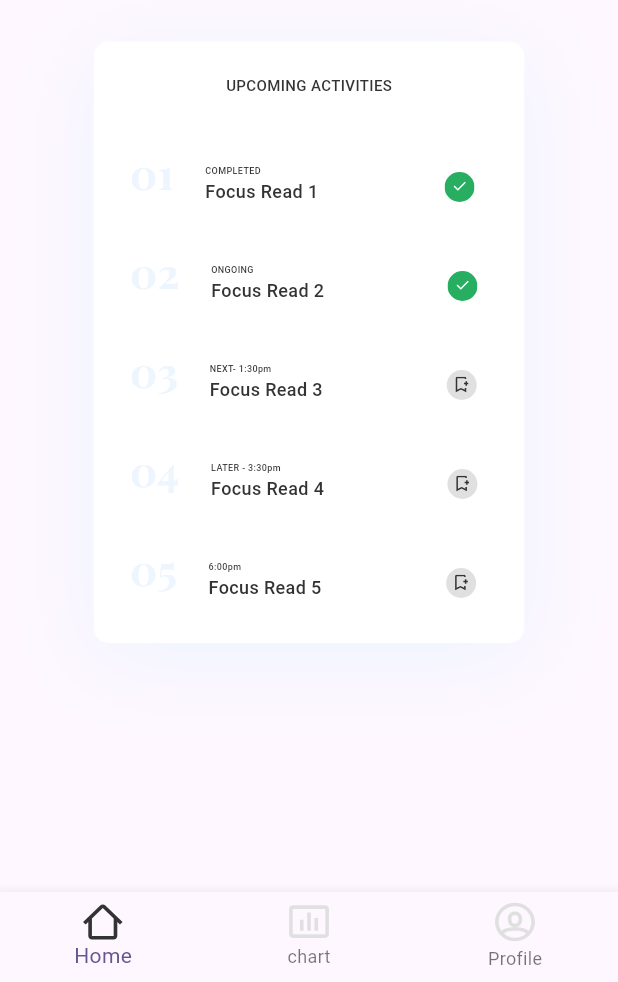
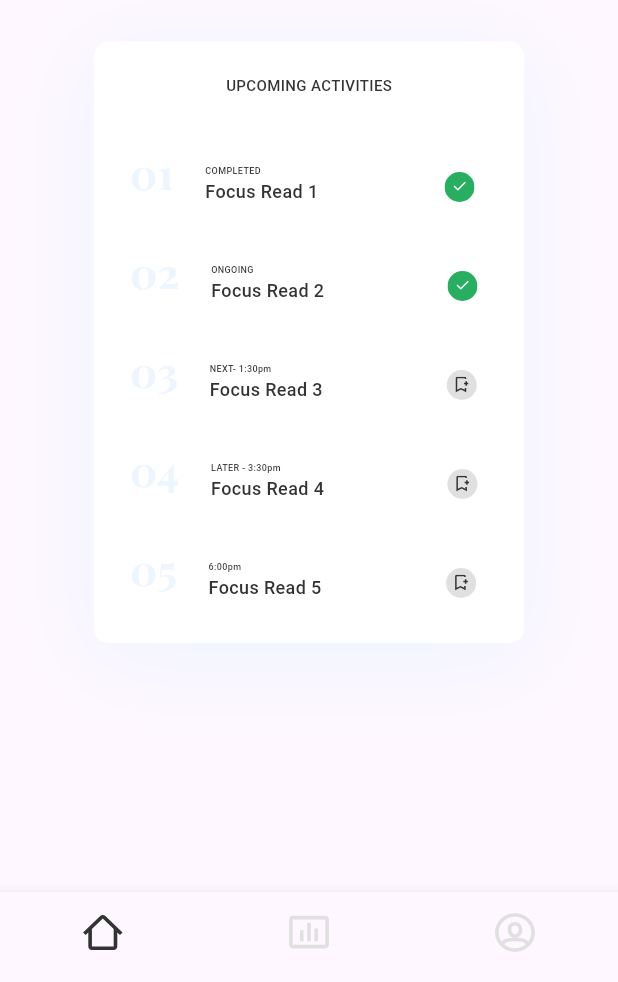
Before and after one commit to emjaycodes/STUDEASY-UI, a Flutter app: the HomeScreen screen opened by its route, on a phone screen of 412 x 824 dp, the part 254-1236 px from its top. Run offline on Flutter 3.47's test engine with Material 2 defaults, Android fonts, the phone set to English and light mode, and no system bars; our stand-ins replace flutter_svg, google_fonts.

```diff
--- a/lib/screens/home/home_screen.dart
+++ b/lib/screens/home/home_screen.dart
@@ -2,8 +2,10 @@ import 'package:flutter/material.dart';
 import 'package:flutter_svg/flutter_svg.dart';
 import 'package:google_fonts/google_fonts.dart';
 import 'package:study_app/core/assets.dart';
+import 'package:study_app/screens/home/home_screen_widgets/bottom_nav.dart';
 
 import '../../core/colors.dart';
+import 'home_screen_widgets/task_tile.dart';
 
 class HomeScreen extends StatefulWidget {
   HomeScreen({super.key});
@@ -15,7 +17,7 @@ class HomeScreen extends StatefulWidget {
 class _HomeScreenState extends State<HomeScreen> {
   @override
   Widget build(BuildContext context) {
-    var _selectedIndex = 0;
+
     return Scaffold(
       appBar: AppBar(
         title: const Text(
@@ -80,133 +82,77 @@ class _HomeScreenState extends State<HomeScreen> {
                         blurRadius: 50, // Blur radius
                         spreadRadius: 0,
                       )
-              ]
-              ),
+                    ]),
                 child: Column(
                   children: [
-                  const SizedBox(height: 22,),
-                  Text('UPCOMING ACTIVITIES', style: GoogleFonts.roboto(
+                    const SizedBox(
+                      height: 22,
+                    ),
+                    Text(
+                      'UPCOMING ACTIVITIES',
+                      style: GoogleFonts.roboto(
                         fontWeight: FontWeight.w500,
                         fontSize: 10,
                         color: AppColor.gray,
-                  ),),
-                  const SizedBox(height: 31,),
-                  TaskTile(num: '01', status: 'COMPLETED', task: 'Focus Read 1', icon: SvgPicture.asset(ImageAssets.tick),),
-                  TaskTile(num: '02', status: 'ONGOING', task: 'Focus Read 2', icon: SvgPicture.asset(ImageAssets.tick),),
-                  TaskTile(num: '03', status: 'NEXT- 1:30pm', task: 'Focus Read 3', icon: Container(
+                      ),
+                    ),
+                    const SizedBox(
+                      height: 31,
+                    ),
+                    TaskTile(
+                      num: '01',
+                      status: 'COMPLETED',
+                      task: 'Focus Read 1',
+                      icon: SvgPicture.asset(ImageAssets.tick),
+                    ),
+                    TaskTile(
+                      num: '02',
+                      status: 'ONGOING',
+                      task: 'Focus Read 2',
+                      icon: SvgPicture.asset(ImageAssets.tick),
+                    ),
+                    TaskTile(
+                      num: '03',
+                      status: 'NEXT- 1:30pm',
+                      task: 'Focus Read 3',
+                      icon: Container(
                           height: 20,
                           width: 20,
-                    decoration: const BoxDecoration(shape: BoxShape.circle,
-                    color: AppColor.gray5
+                          decoration: const BoxDecoration(
+                              shape: BoxShape.circle, color: AppColor.gray5),
+                          child: Center(
+                              child: SvgPicture.asset(ImageAssets.bookmark))),
                     ),
-                    child: Center(child: SvgPicture.asset(ImageAssets.bookmark))),),
-                  TaskTile(num: '04', status: 'LATER - 3:30pm', task: 'Focus Read 4', icon: Container(
+                    TaskTile(
+                      num: '04',
+                      status: 'LATER - 3:30pm',
+                      task: 'Focus Read 4',
+                      icon: Container(
                           height: 20,
                           width: 20,
-                    decoration: const BoxDecoration(shape: BoxShape.circle,
-                    color: AppColor.gray5
+                          decoration: const BoxDecoration(
+                              shape: BoxShape.circle, color: AppColor.gray5),
+                          child: Center(
+                              child: SvgPicture.asset(ImageAssets.bookmark))),
                     ),
-                    child: Center(child: SvgPicture.asset(ImageAssets.bookmark))),),
-                  TaskTile(num: '05', status: '6:00pm', task: 'Focus Read 5', icon: Container(
+                    TaskTile(
+                      num: '05',
+                      status: '6:00pm',
+                      task: 'Focus Read 5',
+                      icon: Container(
                           height: 20,
                           width: 20,
-                    decoration: const BoxDecoration(shape: BoxShape.circle,
-                    color: AppColor.gray5
+                          decoration: const BoxDecoration(
+                              shape: BoxShape.circle, color: AppColor.gray5),
+                          child: Center(
+                              child: SvgPicture.asset(ImageAssets.bookmark))),
                     ),
-                    child: Center(child: SvgPicture.asset(ImageAssets.bookmark))),),
                   ],
-              )
-            )
+                ))
           ],
         ),
       ),
-      bottomNavigationBar: BottomNavigationBar(
-        type: BottomNavigationBarType.fixed,
-        items: <BottomNavigationBarItem>[
-        BottomNavigationBarItem(
-          icon: SvgPicture.asset(
-            ImageAssets.home ),
-          label: 'Home',
-        ),
-        BottomNavigationBarItem(
-          icon: SvgPicture.asset(
-            ImageAssets.chart ),
-          label: 'chart',
-        ),
-        BottomNavigationBarItem(
-          icon: SvgPicture.asset(
-            ImageAssets.profile ),
-          label: 'Profile',
-        ),
-      ],
-      currentIndex: _selectedIndex,
-      // selectedIconTheme: theme.bottomNavigationBarTheme.selectedIconTheme,
-      onTap: (index) {
-        setState(() {
-          _selectedIndex = index;
-        });
-      },
-      ),
+      bottomNavigationBar: const BottomNavBar(),
     );
   }
 }
-
-class TaskTile extends StatelessWidget {
-  const TaskTile({
-    super.key, required this.num, required this.status, required this.icon, required this.task,
-  });
-   final String num;
-   final String status;
-  final String task;
-   final Widget icon;
-  @override
-  Widget build(BuildContext context) {
-    return Padding(
-      padding: const EdgeInsets.only( right: 29, bottom: 25),
-      child: Row(
-        crossAxisAlignment: CrossAxisAlignment.start,
-        children: [
-          // circular number
-          Padding(
-            padding: const EdgeInsets.only(left: 24, right: 21),
-            child: Text(
-              num,
-              style: GoogleFonts.playfairDisplay(
-                fontWeight: FontWeight.w700,
-                fontSize: 28,
-                color: AppColor.softBlue,
-              ),
-            ),
-          ),
-          // colomn with 2 items
-          Padding(
-            padding: const EdgeInsets.only(top: 15),
-            child: Column(
-              crossAxisAlignment: CrossAxisAlignment.start,
-              children: [
-                Text(status, style: GoogleFonts.roboto(
-                  fontWeight: FontWeight.w500,
-                  fontSize: 6,
-                  color: AppColor.gray
-                ),),
-                Text(task, style: GoogleFonts.roboto(
-                  fontWeight: FontWeight.w500,
-                  fontSize: 12,
-                  color: AppColor.gray
-                ),)
-              ],
-            ),
-          ),
-          //icon
-          const SizedBox(width: 80,),
-          Expanded(
-            child: Padding(
-              padding: const EdgeInsets.only(top: 20),
-              child: icon,
-            ),
-          )
-        ],
-      ),
-    );
-  }
-}
--- /dev/null
+++ b/lib/screens/home/home_screen_widgets/bottom_nav.dart
@@ -0,0 +1,47 @@
+import 'package:flutter/material.dart';
+import 'package:flutter_svg/svg.dart';
+
+import '../../../core/assets.dart';
+import '../../../core/colors.dart';
+
+class BottomNavBar extends StatefulWidget {
+  const BottomNavBar({super.key});
+
+  @override
+  State<BottomNavBar> createState() => _BottomNavBarState();
+}
+
+class _BottomNavBarState extends State<BottomNavBar> {
+  @override
+  Widget build(BuildContext context) {
+    var _selectedIndex = 0;
+    return BottomNavigationBar(
+        type: BottomNavigationBarType.fixed,
+        showSelectedLabels: false,
+        showUnselectedLabels: false,
+        selectedItemColor: AppColor.gray,
+        unselectedItemColor: AppColor.gray5,
+        iconSize: 29,
+        items: <BottomNavigationBarItem>[
+          BottomNavigationBarItem(
+            icon: SvgPicture.asset(ImageAssets.home),
+            label: 'Home',
+          ),
+          BottomNavigationBarItem(
+            icon: SvgPicture.asset(ImageAssets.chart),
+            label: 'chart',
+          ),
+          BottomNavigationBarItem(
+            icon: SvgPicture.asset(ImageAssets.profile),
+            label: 'Profile',
+          ),
+        ],
+        currentIndex: _selectedIndex,
+        onTap: (index) {
+          setState(() {
+            _selectedIndex = index;
+          });
+        }
+    );
+  }
+}
--- /dev/null
+++ b/lib/screens/home/home_screen_widgets/task_tile.dart
@@ -0,0 +1,74 @@
+import 'package:flutter/material.dart';
+import 'package:google_fonts/google_fonts.dart';
+
+import '../../../core/colors.dart';
+
+class TaskTile extends StatelessWidget {
+  const TaskTile({
+    super.key,
+    required this.num,
+    required this.status,
+    required this.icon,
+    required this.task,
+  });
+  final String num;
+  final String status;
+  final String task;
+  final Widget icon;
+  @override
+  Widget build(BuildContext context) {
+    return Padding(
+      padding: const EdgeInsets.only(right: 29, bottom: 25),
+      child: Row(
+        crossAxisAlignment: CrossAxisAlignment.start,
+        children: [
+          // circular number
+          Padding(
+            padding: const EdgeInsets.only(left: 24, right: 21),
+            child: Text(
+              num,
+              style: GoogleFonts.playfairDisplay(
+                fontWeight: FontWeight.w700,
+                fontSize: 28,
+                color: AppColor.softBlue,
+              ),
+            ),
+          ),
+          // colomn with 2 items
+          Padding(
+            padding: const EdgeInsets.only(top: 15),
+            child: Column(
+              crossAxisAlignment: CrossAxisAlignment.start,
+              children: [
+                Text(
+                  status,
+                  style: GoogleFonts.roboto(
+                      fontWeight: FontWeight.w500,
+                      fontSize: 6,
+                      color: AppColor.gray),
+                ),
+                Text(
+                  task,
+                  style: GoogleFonts.roboto(
+                      fontWeight: FontWeight.w500,
+                      fontSize: 12,
+                      color: AppColor.gray),
+                )
+              ],
+            ),
+          ),
+          //icon
+          const SizedBox(
+            width: 80,
+          ),
+          Expanded(
+            child: Padding(
+              padding: const EdgeInsets.only(top: 20),
+              child: icon,
+            ),
+          )
+        ],
+      ),
+    );
+  }
+}
```
Lines whose indentation alone changed are shown as unchanged.
